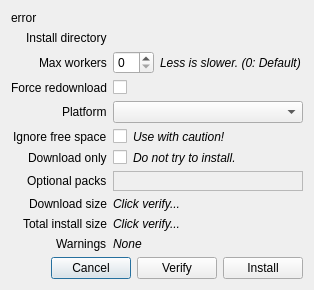
The window that rare/ui/components/dialogs/install_dialog.ui (RareDevs/Rare) describes before a commit, drawn with Qt 5.
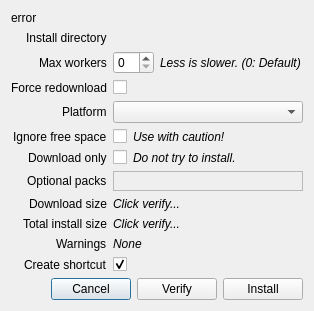
The same window after the commit.

Commit message: Add download option to create a shortcut after installation

```diff
--- a/rare/ui/components/dialogs/install_dialog.ui
+++ b/rare/ui/components/dialogs/install_dialog.ui
@@ -7,7 +7,7 @@
     <x>0</x>
     <y>0</y>
     <width>340</width>
-    <height>296</height>
+    <height>314</height>
    </rect>
   </property>
   <property name="windowTitle">
@@ -238,7 +238,7 @@
      </property>
     </widget>
    </item>
-   <item row="13" column="0" colspan="2">
+      <item row="14" column="0" colspan="2">
     <layout class="QHBoxLayout" name="button_layout">
      <item>
       <spacer name="button_hspacer">
@@ -286,6 +286,23 @@
      </property>
     </widget>
    </item>
+      <item row="12" column="0">
+          <widget class="QLabel" name="shortcut_lbl">
+              <property name="text">
+                  <string>Create shortcut</string>
+              </property>
+          </widget>
+      </item>
+      <item row="12" column="1">
+          <widget class="QCheckBox" name="shortcut_cb">
+              <property name="text">
+                  <string notr="true"/>
+              </property>
+              <property name="checked">
+                  <bool>true</bool>
+              </property>
+          </widget>
+      </item>
   </layout>
  </widget>
  <resources/>
```
Left out of the diff: 7 changed lines with no effect on the pictures. Lines whose indentation alone changed are shown as unchanged. The commit also changes 8 other files.
